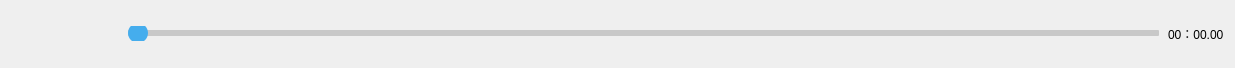
First picture: the form in btnWnd.ui, repository ph1126542159/WidgetMusicPlayer, before the edit.
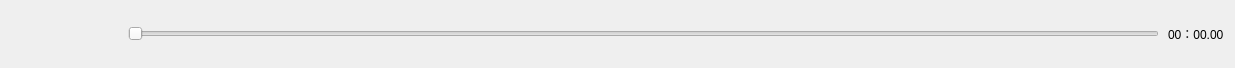
Second picture: the form after the edit. Icons and pictures are not drawn.

```diff
--- a/btnWnd.ui
+++ b/btnWnd.ui
@@ -31,6 +31,9 @@
   <property name="windowTitle">
    <string>Form</string>
   </property>
+  <property name="styleSheet">
+   <string notr="true"/>
+  </property>
   <layout class="QHBoxLayout" name="horizontalLayout">
    <property name="spacing">
     <number>9</number>
@@ -152,35 +155,7 @@
    <item>
     <widget class="QSlider" name="horizontalSlider">
      <property name="styleSheet">
-      <string notr="true">QSlider::groove:horizontal {
-    border: 1px solid  rgb(200, 200, 200);
-    height: 6px;
-    border-radius: 1px;
-    padding: -1px;
-}
- 
-QSlider::sub-page:horizontal {
-    background: rgb(200, 200, 200);
-    border: 1px solid  rgb(200, 200, 200);
-    border-radius: 2px;
-}
- 
-QSlider::add-page:horizontal {
-    background: rgb(200, 200, 200);
-    border: 1px solid  rgb(200, 200, 200);
-    border-radius: 2px;
-}
- 
-QSlider::handle:horizontal {
-    background:  rgb(69, 173, 237);
-    width: 20px;
-    margin-top: -7px;
-    margin-bottom: -7px;
-    border-radius: 10px;
-}
-QSlider::sub-page:horizontal{
-background: qlineargradient(spread:pad, x1:0, y1:1, x2:0, y2:0, stop:0 #439cf3, stop:0.25 #439cf3, stop:0.5 #439cf3, stop:1 #439cf3);
-}</string>
+      <string notr="true"/>
      </property>
      <property name="maximum">
       <number>100</number>
```
